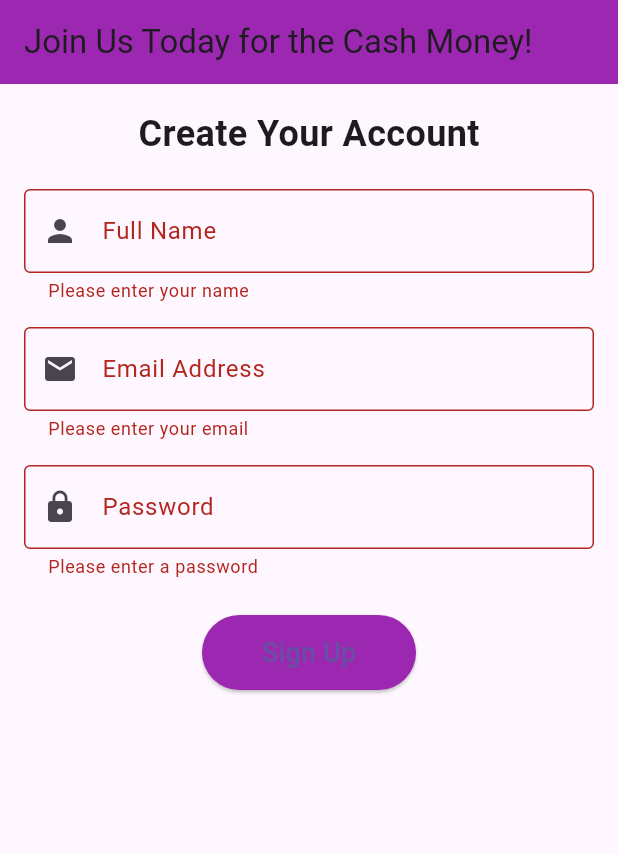
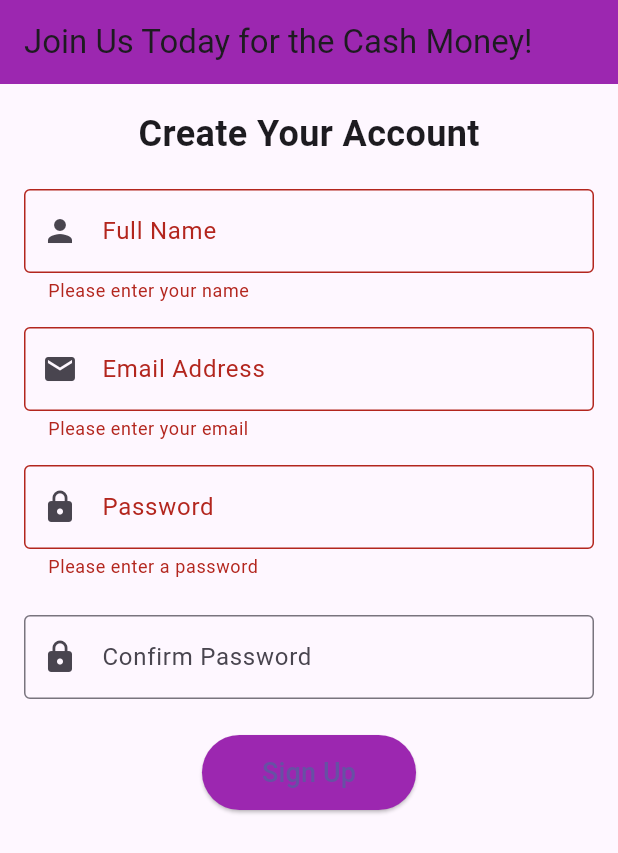
Before and after one commit to usmann56/signup_app, a Flutter app: the screen it shows after launch, after a tap on "Sign Up", on a phone screen of 412 x 824 dp. Shown: the top 853 px of the screen. Run offline on Flutter 3.47's test engine with Material 3 defaults, Android fonts, the phone set to English and light mode, and no system bars.

Commit message:
add password confirmation

```diff
--- a/lib/main.dart
+++ b/lib/main.dart
@@ -27,6 +27,8 @@
   final TextEditingController _nameController = TextEditingController();
   final TextEditingController _emailController = TextEditingController();
   final TextEditingController _passwordController = TextEditingController();
+  final TextEditingController _passwordConfirmationController =
+      TextEditingController();
   @override
   Widget build(BuildContext context) {
     return Scaffold(
@@ -101,6 +103,23 @@
                 },
               ),
               const SizedBox(height: 24),
+              // Password Confirmation Field
+              TextFormField(
+                controller: _passwordConfirmationController,
+                obscureText: true,
+                decoration: const InputDecoration(
+                  labelText: 'Confirm Password',
+                  prefixIcon: Icon(Icons.lock),
+                  border: OutlineInputBorder(),
+                ),
+                validator: (value) {
+                  if (value != _passwordController.text) {
+                    return 'Passwords do not match';
+                  }
+                  return null;
+                },
+              ),
+              const SizedBox(height: 24),
               // Sign Up Button
               ElevatedButton(
                 onPressed: () {
```
